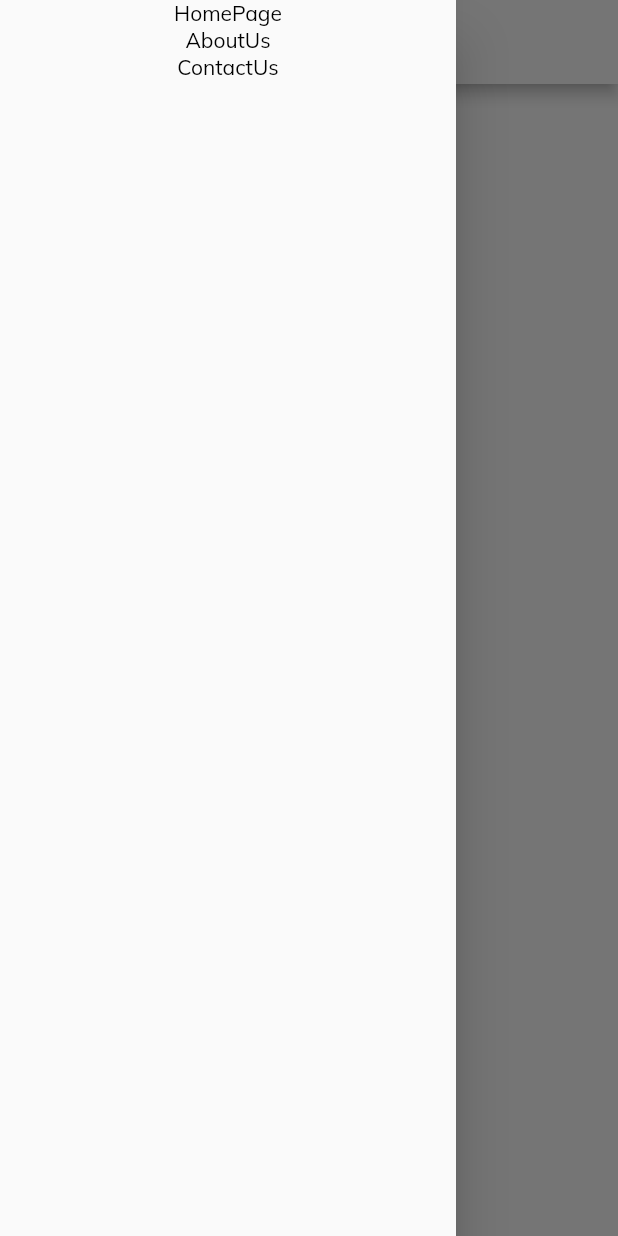
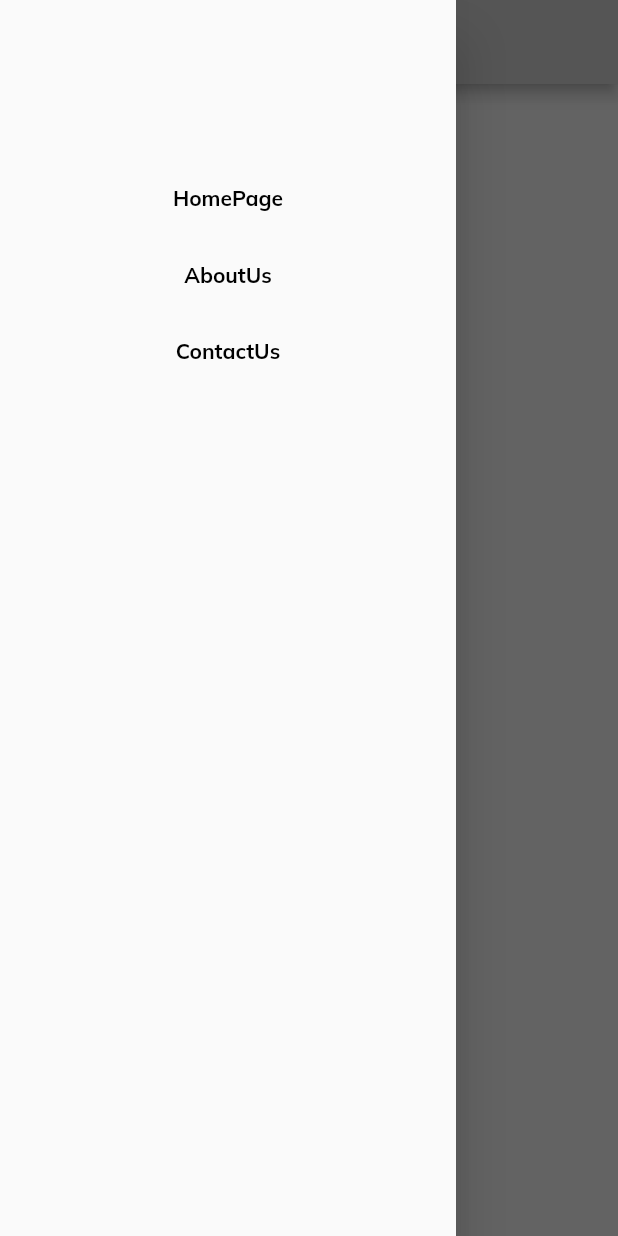
Before and after one commit to yavuzkaravelioglu/painter-flutter, a Flutter app: the Home screen opened by its route, after a tap on the "menu" icon, on a phone screen of 412 x 824 dp. Run offline on Flutter 3.47's test engine with Material 2 defaults, Android fonts, the light colour scheme and no system bars; our stand-ins replace get, go_router, google_fonts; missing offline and left inert: dart:js.

Commit message:
setState hover effect, goRouter pageTransition implemented, appBar layout fixing

```diff
--- a/lib/main.dart
+++ b/lib/main.dart
@@ -25,7 +25,7 @@ class MyApp extends StatelessWidget {
       debugShowCheckedModeBanner: false,
       title: 'Painter',
       theme: ThemeData(
-        scaffoldBackgroundColor: Colors.white,
+        scaffoldBackgroundColor: Color.fromARGB(59, 81, 81, 81),
         textTheme: GoogleFonts.mulishTextTheme(
           Theme.of(context).textTheme,
         ).apply(
--- a/lib/pages/home/home.dart
+++ b/lib/pages/home/home.dart
@@ -3,6 +3,7 @@
 import 'dart:js';
 
 import 'package:flutter/material.dart';
+import 'package:paint_burak/widgets/animated_widgets/heart.dart';
 
 import '../../widgets/navbar widgets/side_navigation_bar.dart';
 import '../../widgets/navbar widgets/top_navigation_bar.dart';
@@ -26,6 +27,10 @@ class Home extends StatelessWidget {
         child: SingleChildScrollView(
           child: Column(
             children: [
+              SizedBox(
+                height: 20,
+              ),
+              Heart(),
               PageText(),
               PageText(),
               PageText(),
--- a/lib/routing/go_router.dart
+++ b/lib/routing/go_router.dart
@@ -1,3 +1,4 @@
+import 'package:flutter/material.dart';
 import 'package:go_router/go_router.dart';
 import 'package:paint_burak/pages/about_us/about_us.dart';
 import 'package:paint_burak/pages/contact_us/contact_us.dart';
@@ -14,17 +15,46 @@ final goRouter = GoRouter(
     GoRoute(
       name: HomePageName,
       path: HomePageRoute,
-      builder: (context, state) => Home(),
+      pageBuilder: (context, state) => buildPageWithDefaultTransition<void>(
+        context: context,
+        state: state,
+        child: Home(),
+      ),
     ),
     GoRoute(
       name: AboutUsPageName,
       path: AboutUsPageRoute,
-      builder: (context, state) => AboutUs(),
+      pageBuilder: (context, state) => buildPageWithDefaultTransition<void>(
+        context: context,
+        state: state,
+        child: AboutUs(),
+      ),
     ),
     GoRoute(
       name: ContactUsPageName,
       path: ContactUsPageRoute,
-      builder: (context, state) => ContactUs(),
+      pageBuilder: (context, state) => buildPageWithDefaultTransition<void>(
+        context: context,
+        state: state,
+        child: ContactUs(),
+      ),
     ),
   ],
 );
+
+CustomTransitionPage buildPageWithDefaultTransition<T>({
+  required BuildContext context,
+  required GoRouterState state,
+  required Widget child,
+}) {
+  return CustomTransitionPage(
+      transitionDuration: Duration(milliseconds: 50),
+      key: state.pageKey,
+      child: child,
+      transitionsBuilder: (context, animation, secondaryAnimation, child) {
+        return FadeTransition(
+          opacity: CurveTween(curve: Curves.easeInOutCirc).animate(animation),
+          child: child,
+        );
+      });
+}
--- /dev/null
+++ b/lib/widgets/animated_widgets/heart.dart
@@ -0,0 +1,72 @@
+import 'package:flutter/material.dart';
+
+class Heart extends StatefulWidget {
+  @override
+  _HeartState createState() => _HeartState();
+}
+
+class _HeartState extends State<Heart> with SingleTickerProviderStateMixin {
+  bool isFav = false;
+  late AnimationController _controller;
+  late Animation<Color?> _colorAnimation;
+
+  @override
+  void initState() {
+    super.initState();
+
+    _controller = AnimationController(
+      duration: Duration(milliseconds: 200),
+      vsync: this,
+    );
+
+    _colorAnimation =
+        ColorTween(begin: Colors.grey, end: Colors.red).animate(_controller);
+
+    _controller.addListener(() {
+      // print(_controller.value);
+      // print(_colorAnimation.value);
+    });
+
+    _controller.addStatusListener((status) {
+      if (status == AnimationStatus.completed) {
+        setState(() {
+          isFav = true;
+        });
+      }
+      if (status == AnimationStatus.dismissed) {
+        setState(() {
+          isFav = false;
+        });
+      }
+    });
+  }
+
+  // dismiss the animation when widget exits screen
+  @override
+  void dispose() {
+    super.dispose();
+    _controller.dispose();
+  }
+
+  @override
+  Widget build(BuildContext context) {
+    return AnimatedBuilder(
+        animation: _controller,
+        builder: (BuildContext context, _) {
+          return IconButton(
+            hoverColor: Colors.transparent,
+            highlightColor: Colors.transparent,
+            splashColor: Colors.transparent,
+            padding: EdgeInsets.zero,
+            icon: Icon(
+              Icons.favorite,
+              color: _colorAnimation.value,
+              size: 30,
+            ),
+            onPressed: () {
+              isFav ? _controller.reverse() : _controller.forward();
+            },
+          );
+        });
+  }
+}
--- a/lib/widgets/navbar widgets/navbar_item.dart
+++ b/lib/widgets/navbar widgets/navbar_item.dart
@@ -4,26 +4,46 @@ import 'package:go_router/go_router.dart';
 import 'package:paint_burak/pages/contact_us/contact_us.dart';
 
 import '../../pages/about_us/about_us.dart';
+import '../animated_widgets/state_exercise.dart';
 
-class NavbarItem extends StatelessWidget {
+class NavbarItem extends StatefulWidget {
   final String navbarItemName;
-  final String navbarItemRoute;
 
-  const NavbarItem(
-      {super.key, required this.navbarItemName, required this.navbarItemRoute});
+  const NavbarItem({super.key, required this.navbarItemName});
+
+  @override
+  State<NavbarItem> createState() => _NavbarItemState();
+}
+
+class _NavbarItemState extends State<NavbarItem> {
+  bool isHover = false;
+  bool isActive = true;
+  Color _hoverItemColor = Colors.black;
+  FontWeight _fontWeight = FontWeight.bold;
 
   @override
   Widget build(BuildContext context) {
     return InkWell(
       onTap: () {
-        context.goNamed(navbarItemName);
+        setState(() {
+          //isActive = false;
+        });
+        context.goNamed(widget.navbarItemName);
       },
-      onHover: (value) {},
-      child: Container(
-        child: Text(
-          navbarItemName,
-          style: TextStyle(color: Colors.black),
-        ),
+      onHover: (value) {
+        setState(() {
+          value ? isHover = true : isHover = false;
+          isHover
+              ? _hoverItemColor = Colors.yellow
+              : _hoverItemColor = Colors.black;
+        });
+      },
+      hoverColor: Colors.transparent,
+      highlightColor: Colors.transparent,
+      splashColor: Colors.transparent,
+      child: Text(
+        widget.navbarItemName,
+        style: TextStyle(color: _hoverItemColor, fontWeight: _fontWeight),
       ),
     );
   }
--- a/lib/widgets/navbar widgets/side_navigation_bar.dart
+++ b/lib/widgets/navbar widgets/side_navigation_bar.dart
@@ -1,3 +1,5 @@
+// ignore_for_file: prefer_const_constructors
+
 import 'package:flutter/material.dart';
 import 'package:paint_burak/routing/app_routing.dart';
 import 'package:paint_burak/widgets/navbar%20widgets/navbar_item.dart';
@@ -7,18 +9,31 @@ class SideNavigationBar extends StatelessWidget {
 
   @override
   Widget build(BuildContext context) {
+    double screenHeight = MediaQuery.of(context).size.height;
+
     return ListView(
       scrollDirection: Axis.vertical,
       shrinkWrap: true,
       children: [
+        SizedBox(
+          height: screenHeight * 0.15,
+        ),
         Column(
           children: AppRouting.menuItems
-              .map((e) => NavbarItem(
-                    navbarItemName: e.pageName,
-                    navbarItemRoute: e.routeName,
-                  ))
+              .map(
+                (e) => Column(
+                  children: [
+                    NavbarItem(
+                      navbarItemName: e.pageName,
+                    ),
+                    SizedBox(
+                      height: screenHeight * 0.04,
+                    ),
+                  ],
+                ),
+              )
               .toList(),
-        )
+        ),
       ],
     );
   }
--- a/lib/widgets/navbar widgets/top_navigation_bar.dart
+++ b/lib/widgets/navbar widgets/top_navigation_bar.dart
@@ -1,9 +1,12 @@
 // ignore_for_file: prefer_const_constructors, non_constant_identifier_names, prefer_const_literals_to_create_immutables
 
 import 'package:flutter/material.dart';
+import 'package:go_router/go_router.dart';
+import 'package:paint_burak/routing/app_routes.dart';
 
 import '../../helpers/responsive.dart';
 import '../../routing/app_routing.dart';
+import '../animated_widgets/state_exercise.dart';
 import 'navbar_item.dart';
 
 // AppBar döndüren bi fonksiyon olucak, context ve scaffoldkey parametre olarak alınacak
@@ -16,6 +19,8 @@ import 'navbar_item.dart';
 //  routes.dart ta tanımlı ekranlar map yapılacak. her bir itemname navbarItem ın constructırına yollanacak
 
 AppBar TopNavigationBar(BuildContext context, GlobalKey<ScaffoldState> key) {
+  double screenWidth = MediaQuery.of(context).size.width;
+
   return AppBar(
     leading: (Responsive.isSmallScreen(context))
         ? IconButton(
@@ -27,36 +32,59 @@ AppBar TopNavigationBar(BuildContext context, GlobalKey<ScaffoldState> key) {
               key.currentState?.openDrawer();
             },
           )
-        : LogoContainer(),
-    title: Responsive.isSmallScreen(context) ? LogoContainer() : Container(),
+        : Row(
+            children: [
+              SizedBox(
+                width: screenWidth * 0.07,
+              ),
+              LogoContainer(context),
+            ],
+          ),
+    leadingWidth: screenWidth * 0.15,
+    title: Responsive.isSmallScreen(context)
+        ? LogoContainer(context)
+        : Container(),
     actions: !(Responsive.isSmallScreen(context))
         ? [
-            ListView(
-              shrinkWrap: true,
-              scrollDirection: Axis.horizontal,
-              children: [
-                Row(
-                  children: AppRouting.menuItems
-                      .map((e) => NavbarItem(
+            SizedBox(
+              width: screenWidth * 0.4,
+              child: Row(
+                mainAxisAlignment: MainAxisAlignment.center,
+                children: AppRouting.menuItems
+                    .map(
+                      (e) => Row(
+                        children: [
+                          NavbarItem(
                             navbarItemName: e.pageName,
-                            navbarItemRoute: e.routeName,
-                          ))
-                      .toList(),
-                )
-              ],
-            )
+                          ),
+                          SizedBox(
+                            width: screenWidth * 0.02,
+                          )
+                        ],
+                      ),
+                    )
+                    .toList(),
+              ),
+            ),
+            //StateExercise(),
           ]
         : <Widget>[],
-    backgroundColor: Colors.white,
+    backgroundColor: const Color.fromARGB(255, 185, 185, 185),
   );
 }
 
-Container LogoContainer() {
+Container LogoContainer(BuildContext context) {
   return Container(
-    padding: EdgeInsets.only(left: 14),
-    child: Image.asset(
-      "assets/logos/paint_logo.png",
-      width: 40,
+    //padding: EdgeInsets.only(left: 10),
+    child: IconButton(
+      icon: Image.asset("assets/logos/paint_logo.png"),
+      iconSize: 60,
+      onPressed: () {
+        context.goNamed(HomePageName);
+      },
+      hoverColor: Colors.transparent,
+      highlightColor: Colors.transparent,
+      splashColor: Colors.transparent,
     ),
   );
 }
```
Also changed, not shown: lib/pages/contact_us/contact_us.dart (+5 -3 lines), lib/widgets/animated_widgets/state_exercise.dart (added, +45 -0 lines).
